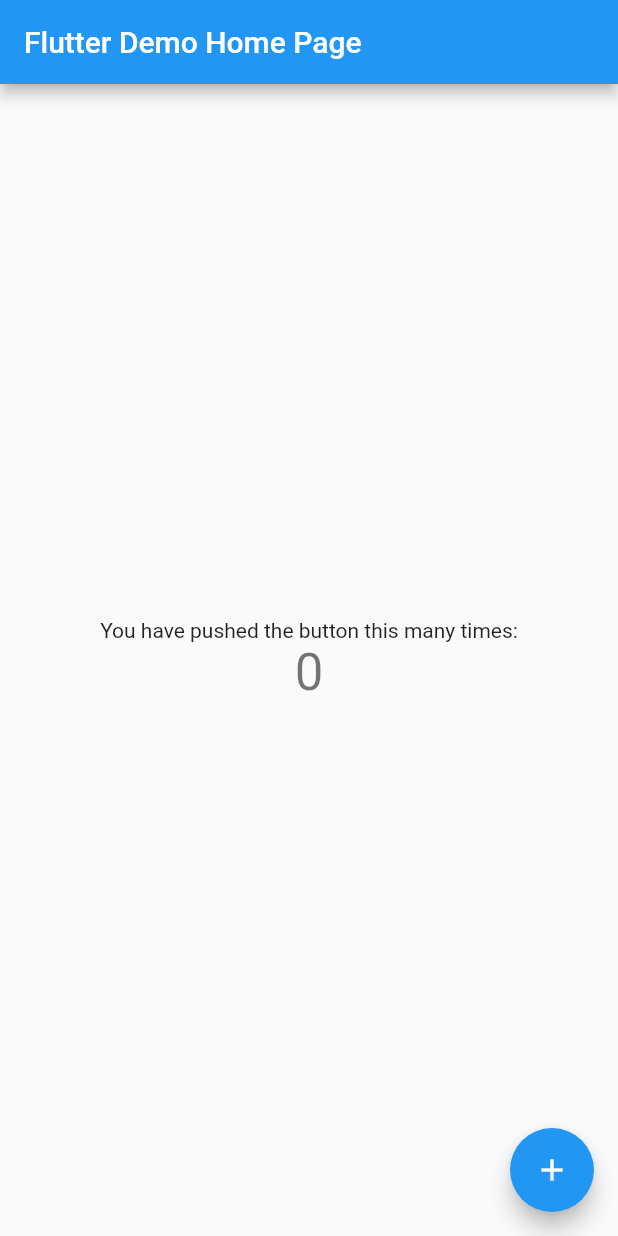
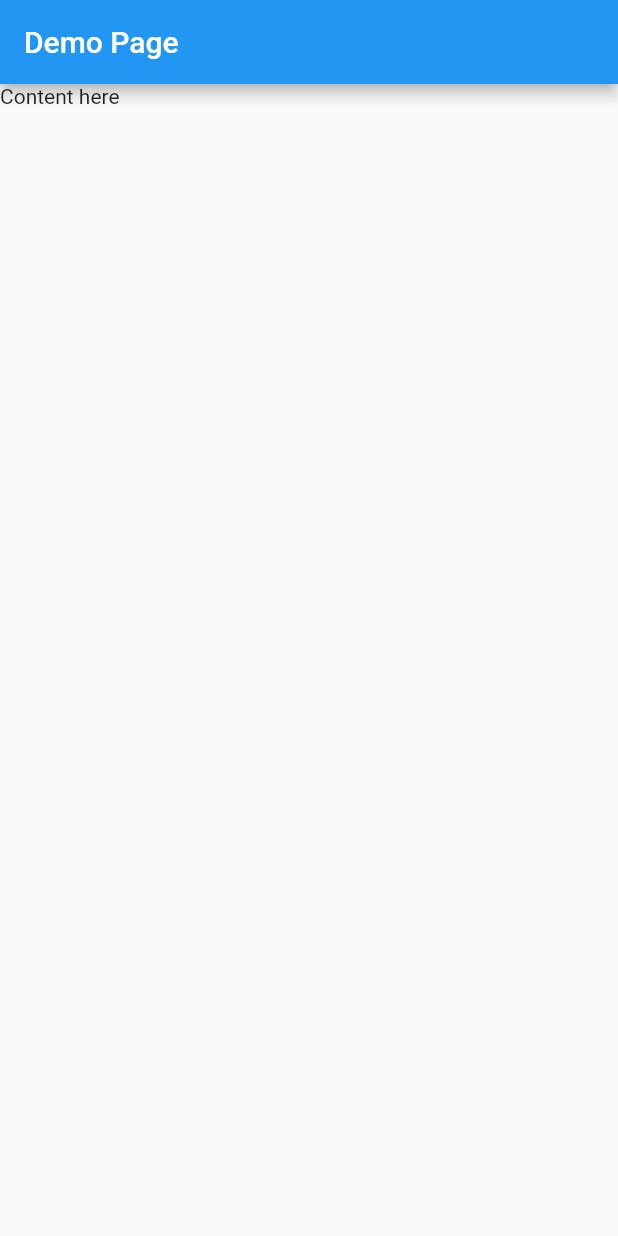
Before and after one commit to Mo-Mehjazi/TheFriendsLook, a Flutter app: the screen it shows after launch, on a phone screen of 412 x 824 dp. Run offline on Flutter 3.47's test engine with Material 2 defaults, Android fonts, the phone set to English and light mode, and no system bars.

Commit message:
Demo sample

```diff
--- a/lib/main.dart
+++ b/lib/main.dart
@@ -1,111 +1,28 @@
 import 'package:flutter/material.dart';
 
-void main() => runApp(MyApp());
+void main() => runApp(App());
 
-class MyApp extends StatelessWidget {
-  // This widget is the root of your application.
+class App extends StatelessWidget {
   @override
   Widget build(BuildContext context) {
     return MaterialApp(
-      title: 'Flutter Demo',
-      theme: ThemeData(
-        // This is the theme of your application.
-        //
-        // Try running your application with "flutter run". You'll see the
-        // application has a blue toolbar. Then, without quitting the app, try
-        // changing the primarySwatch below to Colors.green and then invoke
-        // "hot reload" (press "r" in the console where you ran "flutter run",
-        // or simply save your changes to "hot reload" in a Flutter IDE).
-        // Notice that the counter didn't reset back to zero; the application
-        // is not restarted.
-        primarySwatch: Colors.blue,
-      ),
-      home: MyHomePage(title: 'Flutter Demo Home Page'),
+      routes: {
+        '/': (BuildContext context) => DemoPage(),
+        // ...
+      },
     );
   }
 }
 
-class MyHomePage extends StatefulWidget {
-  MyHomePage({Key key, this.title}) : super(key: key);
-
-  // This widget is the home page of your application. It is stateful, meaning
-  // that it has a State object (defined below) that contains fields that affect
-  // how it looks.
-
-  // This class is the configuration for the state. It holds the values (in this
-  // case the title) provided by the parent (in this case the App widget) and
-  // used by the build method of the State. Fields in a Widget subclass are
-  // always marked "final".
-
-  final String title;
-
-  @override
-  _MyHomePageState createState() => _MyHomePageState();
-}
-
-class _MyHomePageState extends State<MyHomePage> {
-  int _counter = 0;
-
-  void _incrementCounter() {
-    setState(() {
-      // This call to setState tells the Flutter framework that something has
-      // changed in this State, which causes it to rerun the build method below
-      // so that the display can reflect the updated values. If we changed
-      // _counter without calling setState(), then the build method would not be
-      // called again, and so nothing would appear to happen.
-      _counter++;
-    });
-  }
-
+class DemoPage extends StatelessWidget {
   @override
   Widget build(BuildContext context) {
-    // This method is rerun every time setState is called, for instance as done
-    // by the _incrementCounter method above.
-    //
-    // The Flutter framework has been optimized to make rerunning build methods
-    // fast, so that you can just rebuild anything that needs updating rather
-    // than having to individually change instances of widgets.
+    // TODO: implement build
     return Scaffold(
       appBar: AppBar(
-        // Here we take the value from the MyHomePage object that was created by
-        // the App.build method, and use it to set our appbar title.
-        title: Text(widget.title),
+        title: Text('Demo Page'),
       ),
-      body: Center(
-        // Center is a layout widget. It takes a single child and positions it
-        // in the middle of the parent.
-        child: Column(
-          // Column is also a layout widget. It takes a list of children and
-          // arranges them vertically. By default, it sizes itself to fit its
-          // children horizontally, and tries to be as tall as its parent.
-          //
-          // Invoke "debug painting" (press "p" in the console, choose the
-          // "Toggle Debug Paint" action from the Flutter Inspector in Android
-          // Studio, or the "Toggle Debug Paint" command in Visual Studio Code)
-          // to see the wireframe for each widget.
-          //
-          // Column has various properties to control how it sizes itself and
-          // how it positions its children. Here we use mainAxisAlignment to
-          // center the children vertically; the main axis here is the vertical
-          // axis because Columns are vertical (the cross axis would be
-          // horizontal).
-          mainAxisAlignment: MainAxisAlignment.center,
-          children: <Widget>[
-            Text(
-              'You have pushed the button this many times:',
-            ),
-            Text(
-              '$_counter',
-              style: Theme.of(context).textTheme.display1,
-            ),
-          ],
-        ),
-      ),
-      floatingActionButton: FloatingActionButton(
-        onPressed: _incrementCounter,
-        tooltip: 'Increment',
-        child: Icon(Icons.add),
-      ), // This trailing comma makes auto-formatting nicer for build methods.
+      body: Text('Content here'),
     );
   }
 }
```
